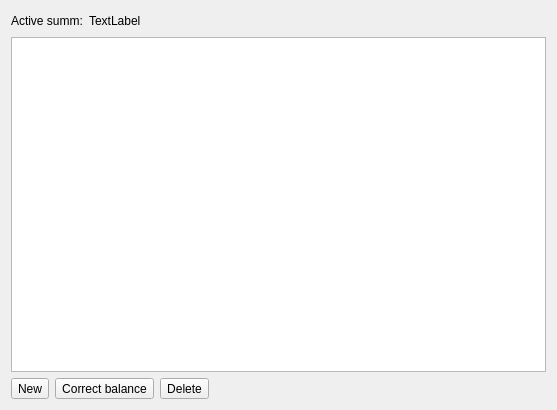
Qt form listaccounts.ui (sergey196510/mycash) before a commit.
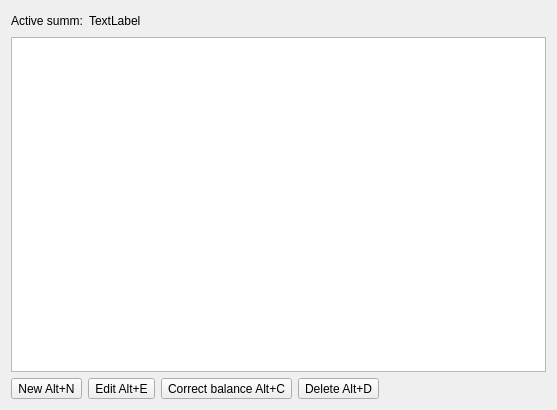
The same form after that commit.

The edit to the form file:
```diff
--- a/listaccounts.ui
+++ b/listaccounts.ui
@@ -53,21 +53,28 @@
      <item>
       <widget class="QToolButton" name="newButton">
        <property name="text">
-        <string>New</string>
+        <string>New Alt+N</string>
+       </property>
+      </widget>
+     </item>
+     <item>
+      <widget class="QToolButton" name="editButton">
+       <property name="text">
+        <string>Edit Alt+E</string>
        </property>
       </widget>
      </item>
      <item>
       <widget class="QToolButton" name="correctButton">
        <property name="text">
-        <string>Correct balance</string>
+        <string>Correct balance Alt+C</string>
        </property>
       </widget>
      </item>
      <item>
       <widget class="QToolButton" name="deleteButton">
        <property name="text">
-        <string>Delete</string>
+        <string>Delete Alt+D</string>
        </property>
       </widget>
      </item>
```
